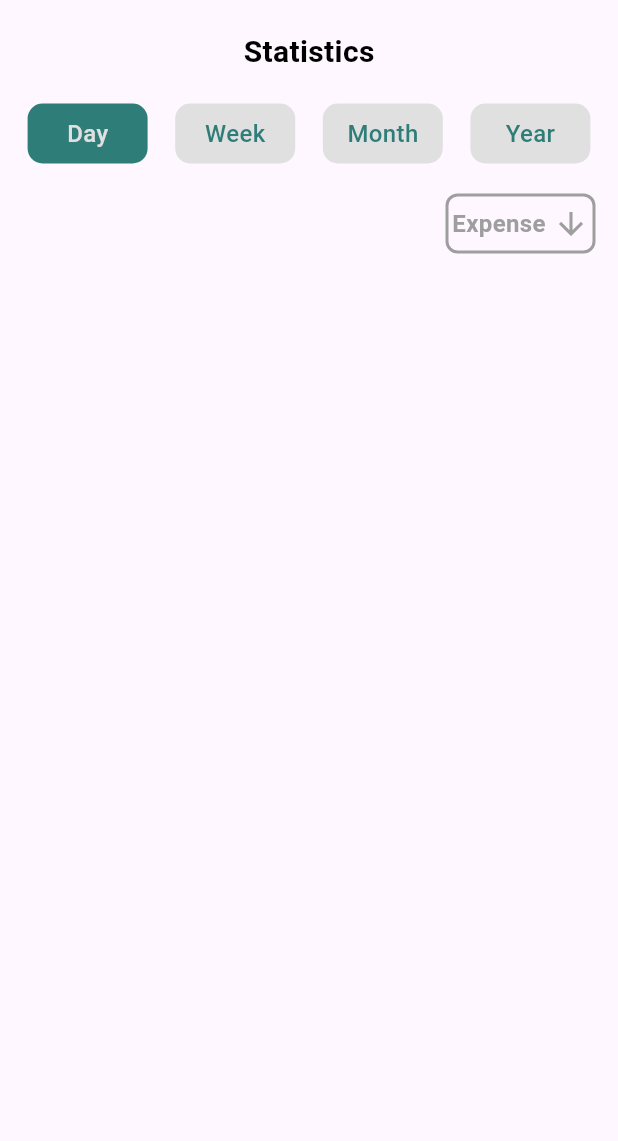
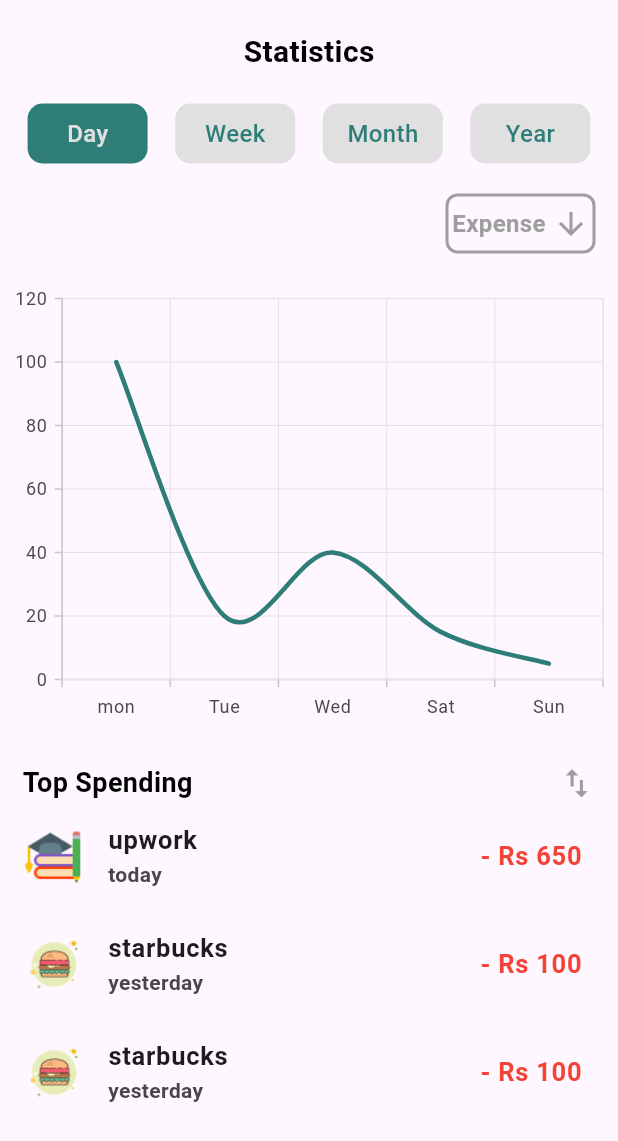
Before and after one commit to Omkharade318/Finance_Management_App, a Flutter app: the Statistics screen opened directly, on a phone screen of 412 x 824 dp. Shown: the top 1141 px of the screen. Run offline on Flutter 3.47's test engine with Material 3 defaults, Android fonts, the phone set to English and light mode, and no system bars; our stand-ins replace syncfusion_flutter_charts.

Commit message:
completed the analysis screen and bottom navigation

```diff
--- /dev/null
+++ b/lib/data/top.dart
@@ -0,0 +1,19 @@
+import 'money_manage.dart';
+
+List<money> getterTop() {
+  money upwork = money();
+  upwork.name = 'upwork';
+  upwork.fee = '- Rs 650';
+  upwork.time = 'today';
+  upwork.image = 'Education.png';
+  upwork.buy = true;
+
+  money starbucks = money();
+  starbucks.buy = true;
+  starbucks.fee = '- Rs 100';
+  starbucks.image = 'food.png';
+  starbucks.name = 'starbucks';
+  starbucks.time = 'yesterday';
+
+  return [upwork, starbucks, starbucks];
+}
--- a/lib/main.dart
+++ b/lib/main.dart
@@ -1,5 +1,6 @@
 import 'package:finance/screens/home.dart';
 import 'package:finance/screens/statistics.dart';
+import 'package:finance/widgets/bottom_navigation.dart';
 import 'package:flutter/material.dart';
 
 void main(){
@@ -13,7 +14,7 @@ class MyApp extends StatelessWidget {
   Widget build(BuildContext context) {
     return MaterialApp(
       debugShowCheckedModeBanner: false,
-      home: Statistics()
+      home: Bottom()
     );
   }
 
--- a/lib/screens/statistics.dart
+++ b/lib/screens/statistics.dart
@@ -1,3 +1,5 @@
+import 'package:finance/data/top.dart';
+import 'package:finance/widgets/chart.dart';
 import 'package:flutter/material.dart';
 
 class Statistics extends StatefulWidget {
@@ -102,11 +104,76 @@ class _StatisticsState extends State<Statistics> {
                           )
                         ],
                       ),
+                    ),
+
+                    SizedBox(height: 20),
+
+                    Chart(),
+
+                    SizedBox(height: 20),
+
+                    Padding(
+                      padding: const EdgeInsets.symmetric(horizontal: 15),
+                      child: Row(
+                        mainAxisAlignment: MainAxisAlignment.spaceBetween,
+                        children: [
+                          Text(
+                            "Top Spending",
+                            style: TextStyle(
+                              color: Colors.black,
+                              fontWeight: FontWeight.w700,
+                              fontSize: 18,
+                            ),
+                          ),
+
+                          Icon(
+                            Icons.swap_vert,
+                            size: 25,
+                            color: Colors.grey,
+                          )
+                        ],
+                      ),
                     )
-
                   ],
                 ),
               ),
+
+              SliverList(delegate: SliverChildBuilderDelegate(
+                  (context, index) {
+                    return ListTile(
+                      leading: Image.asset(
+                          'assets/images/${getterTop()[index].image!}',
+                          height: 40
+                      ),
+
+                      title: Text(
+                        getterTop()[index].name!,
+                        style: TextStyle(
+                          fontSize: 17,
+                          fontWeight: FontWeight.w600,
+                        ),
+                      ),
+
+                      subtitle: Text(
+                        getterTop()[index].time!,
+                        style: TextStyle(
+                          fontWeight: FontWeight.w600,
+                        ),
+                      ),
+
+                      trailing: Text(
+                        getterTop()[index].fee!,
+                        style: TextStyle(
+                          fontSize: 17,
+                          color: Colors.red,
+                          fontWeight: FontWeight.w600,
+                        ),
+                      ),
+                    );
+                  },
+                childCount: getterTop().length,
+              )
+              )
             ],
           )
       ),
--- a/lib/widgets/chart.dart
+++ b/lib/widgets/chart.dart
@@ -10,15 +10,33 @@ class Chart extends StatefulWidget{
 class _ChartState extends State<Chart>{
   @override
   Widget build(BuildContext context) {
-    return Scaffold(
-      body: Container(
+    return Container(
         width: double.infinity,
         height: 300,
         child: SfCartesianChart(
           primaryXAxis: CategoryAxis(),
+          series: <SplineSeries<SalesData, String>>[
+            SplineSeries<SalesData, String>(
+              color: Color.fromARGB(255, 47, 125, 121),
+              width: 3,
+              dataSource: <SalesData>[
+              SalesData(100, 'mon'),
+              SalesData(20, 'Tue'),
+              SalesData(40, 'Wed'),
+              SalesData(15, 'Sat'),
+              SalesData(5, 'Sun'),
+            ],
+              xValueMapper: (SalesData sales, _) => sales.year,
+              yValueMapper: (SalesData sales, _) => sales.sales,
+            )
+          ],
         ),
-      ),
     );
   }
+}
 
+class SalesData{
+  SalesData(this.sales, this.year);
+  final String year;
+  final int sales;
 }
```
Also changed, not shown: lib/widgets/bottom_navigation.dart (added, +100 -0 lines).
